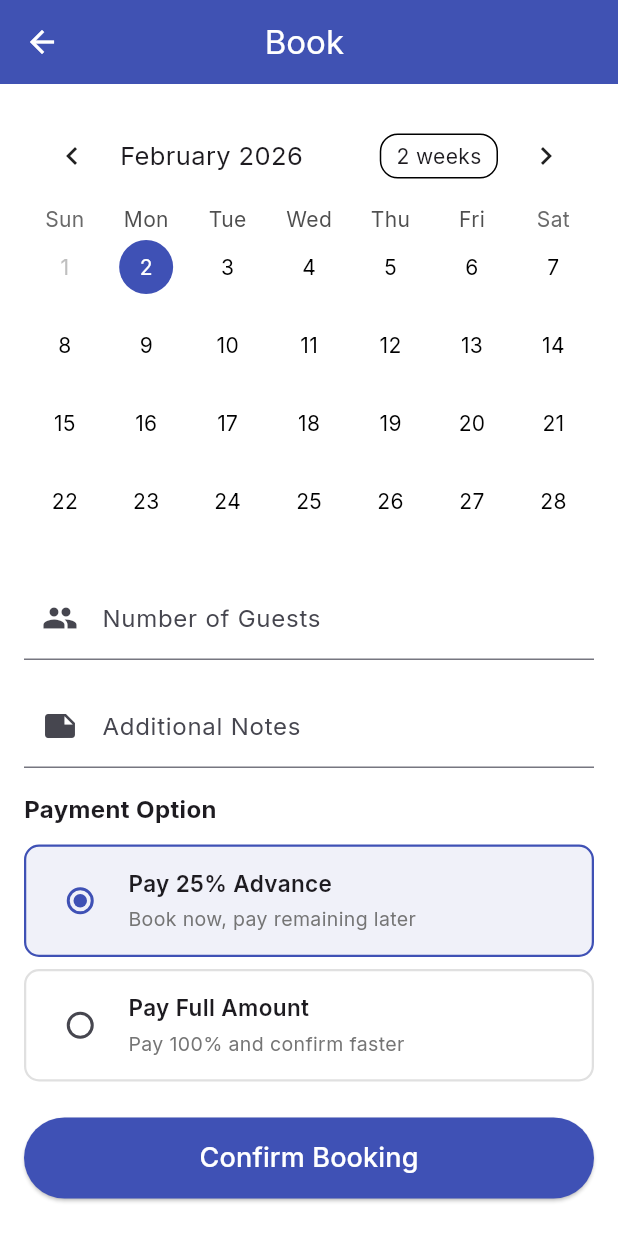
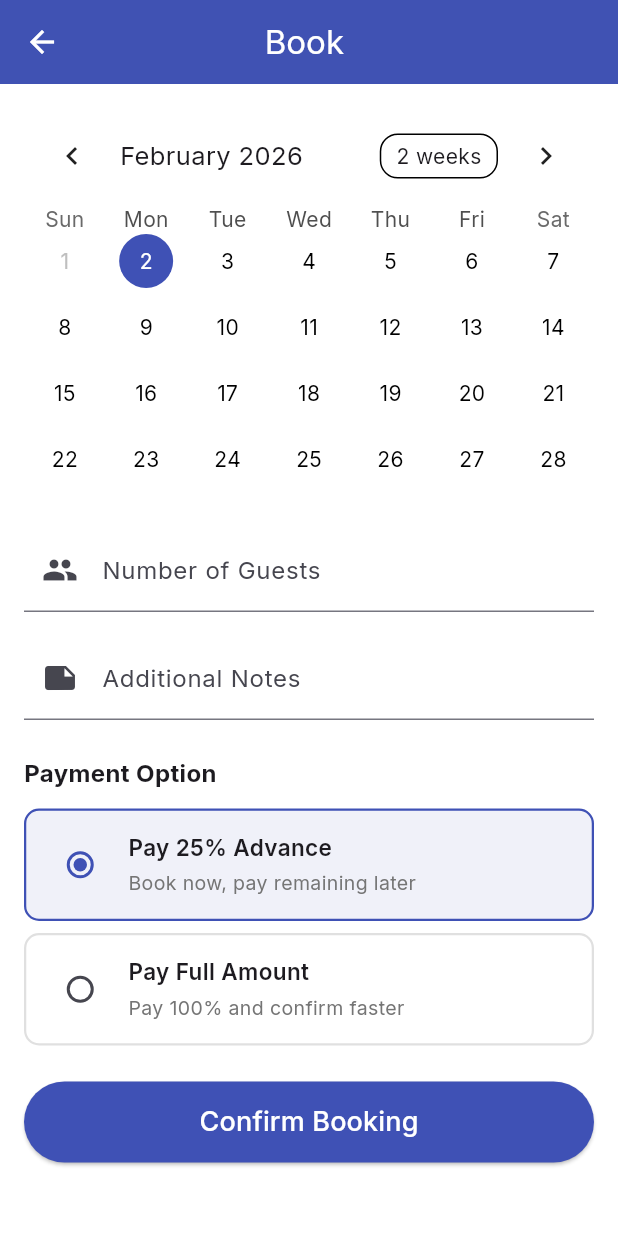
Before and after one commit to Rohit420bhainwal/book_my_event_app, a Flutter app: the BookingFormScreen screen opened directly with empty values, on a phone screen of 412 x 824 dp. Run offline on Flutter 3.47's test engine with Material 3 defaults, Android fonts, the phone set to English and light mode, and no system bars; drawn by our look-alikes of table_calendar; our stand-ins replace cached_network_image, cloud_firestore, dio, firebase_auth, firebase_core, firebase_database and 12 more; missing offline and left inert: flutter_facebook_auth, flutter_stripe; accounts and stored records are empty.

Commit message:
fixed version 15 issue

```diff
--- a/lib/controllers/dashboard/customer_dashboard_controller.dart
+++ b/lib/controllers/dashboard/customer_dashboard_controller.dart
@@ -1,6 +1,7 @@
 import 'package:get/get.dart';
 import 'package:get_storage/get_storage.dart';
 
+import '../../app/services/fcm_service.dart';
 import '../../app/services/presence_service.dart';
 
 
@@ -14,7 +15,7 @@ class CustomerDashboardController extends GetxController {
   }
 
   @override
-  void onInit() {
+  void onInit() async{
     super.onInit();
 
     final box = GetStorage();
@@ -30,5 +31,8 @@ class CustomerDashboardController extends GetxController {
     final presenceService = PresenceService(currentUserId);
     presenceService.start();
 
+    await FCMService.init();
+
+
   }
 }
--- a/lib/controllers/dashboard/provider_dashboard_controller.dart
+++ b/lib/controllers/dashboard/provider_dashboard_controller.dart
@@ -2,6 +2,7 @@ import 'package:get/get.dart';
 import 'package:get_storage/get_storage.dart';
 
 import '../../app/services/api_service.dart';
+import '../../app/services/fcm_service.dart';
 import '../../app/services/presence_service.dart';
 
 
@@ -18,7 +19,7 @@ class ProviderDashboardController extends GetxController {
     selectedIndex.value = index;
   }
   @override
-  void onInit() {
+  void onInit() async {
     final userData = box.read("userData");
     currentUserId = userData["user"]["id"].toString();
     final presenceService = PresenceService(currentUserId);
@@ -29,6 +30,9 @@ class ProviderDashboardController extends GetxController {
       updateStripeAccountId();
     }
     super.onInit();
+
+    await FCMService.init();
+
   }
 
   Future<void> updateStripeAccountId() async{
--- a/lib/controllers/provider_booking_detail_controller.dart
+++ b/lib/controllers/provider_booking_detail_controller.dart
@@ -96,6 +96,7 @@ class ProviderBookingDetailController extends GetxController {
     (booking['providerEarning'] as num).toDouble();
 
     print("providerEarning $providerEarning");
+    print("bookingId $bookingId");
 
     try {
       isLoading.value = true;
--- a/lib/controllers/splash_controller.dart
+++ b/lib/controllers/splash_controller.dart
@@ -8,6 +8,7 @@ import 'package:package_info_plus/package_info_plus.dart';
 import 'package:url_launcher/url_launcher.dart';
 import 'package:get_storage/get_storage.dart';
 
+import '../app/services/fcm_service.dart';
 import '../routes/app_routes.dart';
 import '../utils/constants.dart';
 
@@ -21,6 +22,7 @@ class SplashController extends GetxController {
   @override
   void onInit() {
     super.onInit();
+   // Future.microtask(() => FCMService.init());
     _runStartupChecks();
   }
 
--- a/lib/views/customer/venues/booking_form_screen.dart
+++ b/lib/views/customer/venues/booking_form_screen.dart
@@ -11,11 +11,13 @@ class BookingFormScreen extends StatelessWidget {
 
   @override
   Widget build(BuildContext context) {
-    final controller = Get.put(BookingController());
+    final BookingController controller = Get.put(BookingController());
     final venueName = venue["businessName"] ?? "Venue";
 
+    /// ✅ SET SERVICE ID CORRECTLY
     controller.serviceId.value = venue['id'];
-    /// ❗ Disable today → allow only tomorrow onwards
+
+    /// ❗ Allow booking only from tomorrow
     final DateTime today = DateTime.now();
     final DateTime tomorrow =
     DateTime(today.year, today.month, today.day + 1);
@@ -24,7 +26,8 @@ class BookingFormScreen extends StatelessWidget {
       controller.selectedDate.value = tomorrow;
     }
 
-    controller.fetchMonthAvailability(month: DateTime.now());
+    /// 🔥 LOAD CURRENT MONTH
+    controller.fetchMonthAvailability(month: controller.selectedDate.value);
 
     return Scaffold(
       appBar: AppBar(
@@ -35,7 +38,7 @@ class BookingFormScreen extends StatelessWidget {
         padding: const EdgeInsets.all(16),
         child: ListView(
           children: [
-            /// 📅 Calendar
+            /// 📅 CALENDAR
             Obx(() {
               if (controller.isLoadingCalendar.value) {
                 return const Center(child: CircularProgressIndicator());
@@ -48,11 +51,15 @@ class BookingFormScreen extends StatelessWidget {
                 calendarFormat: CalendarFormat.month,
                 availableGestures: AvailableGestures.horizontalSwipe,
 
+                /// 🔥 FIXES
+
+                sixWeekMonthsEnforced: false,
+                rowHeight: 44,
+
                 selectedDayPredicate: (day) =>
                     DateUtils.isSameDay(day, controller.selectedDate.value),
 
                 onDaySelected: (selectedDay, focusedDay) {
-                  /// ✅ HARD NORMALIZATION (FIX)
                   final normalizedDate = DateTime(
                     selectedDay.year,
                     selectedDay.month,
@@ -61,7 +68,8 @@ class BookingFormScreen extends StatelessWidget {
 
                   final key =
                   DateFormat("yyyy-MM-dd").format(normalizedDate);
-                  final status = controller.monthAvailability[key];
+                  final status =
+                  controller.monthAvailability[key];
 
                   if (status == "FULL") {
                     Get.snackbar(
@@ -73,6 +81,11 @@ class BookingFormScreen extends StatelessWidget {
                   }
 
                   controller.selectedDate.value = normalizedDate;
+                },
+
+                /// 🔥 LOAD MONTH ON SWIPE
+                onPageChanged: (focusedDay) {
+                  controller.fetchMonthAvailability(month: focusedDay);
                 },
 
                 calendarBuilders: CalendarBuilders(
@@ -88,7 +101,7 @@ class BookingFormScreen extends StatelessWidget {
 
             const SizedBox(height: 24),
 
-            /// Guests
+            /// 👥 GUESTS
             TextField(
               decoration: const InputDecoration(
                 labelText: "Number of Guests",
@@ -101,7 +114,7 @@ class BookingFormScreen extends StatelessWidget {
 
             const SizedBox(height: 16),
 
-            /// Notes
+            /// 📝 NOTES
             TextField(
               decoration: const InputDecoration(
                 labelText: "Additional Notes",
@@ -109,15 +122,18 @@ class BookingFormScreen extends StatelessWidget {
               ),
               onChanged: controller.updateNotes,
             ),
-            const SizedBox(height: 16),
-            /// 💳 Payment Selection
+
+            const SizedBox(height: 24),
+
+            /// 💳 PAYMENT
             Obx(() {
               return Column(
                 crossAxisAlignment: CrossAxisAlignment.start,
                 children: [
                   const Text(
                     "Payment Option",
-                    style: TextStyle(fontSize: 16, fontWeight: FontWeight.bold),
+                    style:
+                    TextStyle(fontSize: 16, fontWeight: FontWeight.bold),
                   ),
                   const SizedBox(height: 12),
 
@@ -126,7 +142,8 @@ class BookingFormScreen extends StatelessWidget {
                     subtitle: "Book now, pay remaining later",
                     value: PaymentChoice.advance,
                     groupValue: controller.paymentChoice.value,
-                    onChanged: (val) => controller.paymentChoice.value = val!,
+                    onChanged: (val) =>
+                    controller.paymentChoice.value = val!,
                   ),
 
                   const SizedBox(height: 8),
@@ -136,13 +153,16 @@ class BookingFormScreen extends StatelessWidget {
                     subtitle: "Pay 100% and confirm faster",
                     value: PaymentChoice.full,
                     groupValue: controller.paymentChoice.value,
-                    onChanged: (val) => controller.paymentChoice.value = val!,
+                    onChanged: (val) =>
+                    controller.paymentChoice.value = val!,
                   ),
                 ],
               );
             }),
+
             const SizedBox(height: 24),
-            /// Submit
+
+            /// ✅ SUBMIT
             ElevatedButton(
               onPressed: () => controller.bookVenue(venue),
               style: ElevatedButton.styleFrom(
@@ -160,67 +180,6 @@ class BookingFormScreen extends StatelessWidget {
     );
   }
 
-  Widget _paymentOptionTile({
-    required String title,
-    required String subtitle,
-    required PaymentChoice value,
-    required PaymentChoice groupValue,
-    required ValueChanged<PaymentChoice?> onChanged,
-  }) {
-    final isSelected = value == groupValue;
-
-    return InkWell(
-      onTap: () => onChanged(value),
-      child: Container(
-        padding: const EdgeInsets.all(12),
-        decoration: BoxDecoration(
-          borderRadius: BorderRadius.circular(10),
-          border: Border.all(
-            color: isSelected ? const Color(0xFF3F51B5) : Colors.grey.shade300,
-            width: 1.5,
-          ),
-          color: isSelected
-              ? const Color(0xFF3F51B5).withOpacity(0.08)
-              : Colors.white,
-        ),
-        child: Row(
-          children: [
-            Radio<PaymentChoice>(
-              value: value,
-              groupValue: groupValue,
-              onChanged: onChanged,
-              activeColor: const Color(0xFF3F51B5),
-            ),
-            const SizedBox(width: 8),
-            Expanded(
-              child: Column(
-                crossAxisAlignment: CrossAxisAlignment.start,
-                children: [
-                  Text(
-                    title,
-                    style: const TextStyle(
-                      fontSize: 15,
-                      fontWeight: FontWeight.w600,
-                    ),
-                  ),
-                  const SizedBox(height: 4),
-                  Text(
-                    subtitle,
-                    style: TextStyle(
-                      fontSize: 13,
-                      color: Colors.grey.shade600,
-                    ),
-                  ),
-                ],
-              ),
-            ),
-          ],
-        ),
-      ),
-    );
-  }
-
-
   /// 🎨 DAY CELL UI
   Widget _dayCell(
       BookingController controller,
@@ -228,8 +187,13 @@ class BookingFormScreen extends StatelessWidget {
         bool isSelected = false,
         bool isToday = false,
       }) {
-    final normalizedDay = DateTime(day.year, day.month, day.day);
-    final key = DateFormat("yyyy-MM-dd").format(normalizedDay);
+    /// 🔥 IGNORE OUTSIDE MONTH
+    if (day.month != controller.selectedDate.value.month) {
+      return const SizedBox.shrink();
+    }
+
+    final key = DateFormat("yyyy-MM-dd")
+        .format(DateTime(day.year, day.month, day.day));
     final status = controller.monthAvailability[key];
 
     Color bgColor = Colors.transparent;
@@ -241,8 +205,6 @@ class BookingFormScreen extends StatelessWidget {
     } else if (status == "AVAILABLE") {
       bgColor = Colors.green;
       textColor = Colors.white;
-    } else if (status == "UNAVAILABLE") {
-      textColor = Colors.grey;
     }
 
     if (isSelected) {
@@ -270,4 +232,61 @@ class BookingFormScreen extends StatelessWidget {
       ),
     );
   }
+
+  Widget _paymentOptionTile({
+    required String title,
+    required String subtitle,
+    required PaymentChoice value,
+    required PaymentChoice groupValue,
+    required ValueChanged<PaymentChoice?> onChanged,
+  }) {
+    final isSelected = value == groupValue;
+
+    return InkWell(
+      onTap: () => onChanged(value),
+      child: Container(
+        padding: const EdgeInsets.all(12),
+        decoration: BoxDecoration(
+          borderRadius: BorderRadius.circular(10),
+          border: Border.all(
+            color:
+            isSelected ? const Color(0xFF3F51B5) : Colors.grey.shade300,
+            width: 1.5,
+          ),
+          color: isSelected
+              ? const Color(0xFF3F51B5).withOpacity(0.08)
+              : Colors.white,
+        ),
+        child: Row(
+          children: [
+            Radio<PaymentChoice>(
+              value: value,
+              groupValue: groupValue,
+              onChanged: onChanged,
+              activeColor: const Color(0xFF3F51B5),
+            ),
+            const SizedBox(width: 8),
+            Expanded(
+              child: Column(
+                crossAxisAlignment: CrossAxisAlignment.start,
+                children: [
+                  Text(
+                    title,
+                    style: const TextStyle(
+                        fontSize: 15, fontWeight: FontWeight.w600),
+                  ),
+                  const SizedBox(height: 4),
+                  Text(
+                    subtitle,
+                    style:
+                    TextStyle(fontSize: 13, color: Colors.grey.shade600),
+                  ),
+                ],
+              ),
+            ),
+          ],
+        ),
+      ),
+    );
+  }
 }
--- a/pubspec.yaml
+++ b/pubspec.yaml
@@ -38,7 +38,7 @@ dependencies:
   carousel_slider: ^4.2.1
   google_fonts: ^6.2.1
   photo_view: ^0.15.0
-  flutter_stripe: ^10.1.1
+  flutter_stripe: ^11.4.0
   table_calendar: ^3.0.9
   firebase_messaging: ^15.0.0
   flutter_local_notifications: ^17.1.0
@@ -65,6 +65,7 @@ dependencies:
   flutter_facebook_auth: ^7.0.3
   razorpay_flutter: ^1.4.0
   firebase_database: ^11.3.10
+  firebase_crashlytics: ^4.3.10
 
 
 dev_dependencies:
```
Also changed, not shown: lib/controllers/venues/booking_controller.dart (+8 -19 lines), lib/main.dart (+8 -5 lines), pubspec.lock, 6 other files.
